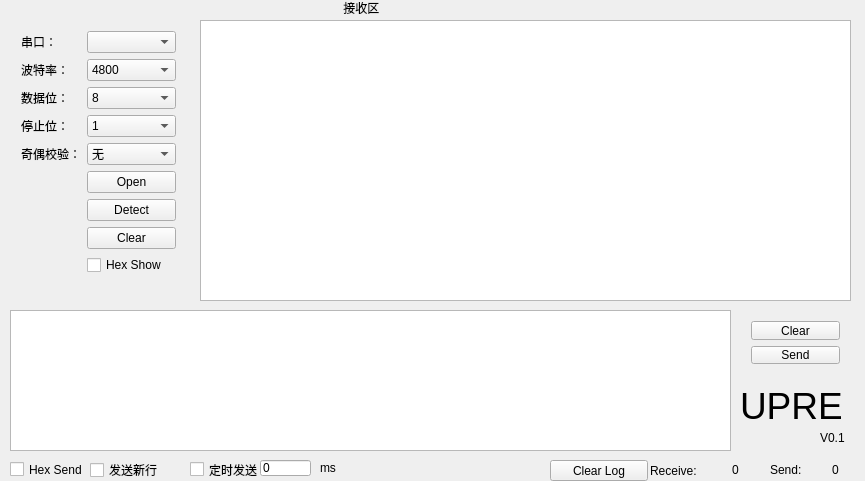
First picture: the form in project/mainwindow.ui, repository buyuer/UPRE_Serial_Assistant, before the edit.
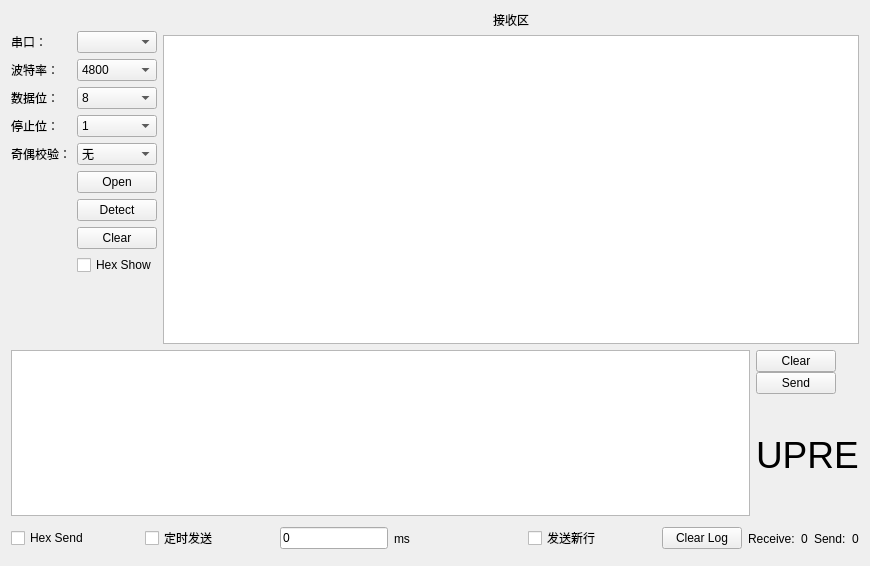
Second picture: the form after the edit.

Commit message: 改用CMake构建工程,重新布局了ui界面,加入了根布局

What changed in the file:
```diff
--- a/project/mainwindow.ui
+++ b/project/mainwindow.ui
@@ -7,8 +7,8 @@
    <rect>
     <x>0</x>
     <y>0</y>
-    <width>865</width>
-    <height>481</height>
+    <width>870</width>
+    <height>566</height>
    </rect>
   </property>
   <property name="font">
@@ -26,58 +26,18 @@
    <property name="styleSheet">
     <string notr="true"/>
    </property>
-   <widget class="QTextEdit" name="textEdit_send">
-    <property name="geometry">
-     <rect>
-      <x>10</x>
-      <y>310</y>
-      <width>721</width>
-      <height>141</height>
-     </rect>
-    </property>
-    <property name="sizePolicy">
-     <sizepolicy hsizetype="Fixed" vsizetype="Fixed">
-      <horstretch>0</horstretch>
-      <verstretch>0</verstretch>
-     </sizepolicy>
-    </property>
-   </widget>
-   <widget class="QWidget" name="verticalLayoutWidget">
-    <property name="geometry">
-     <rect>
-      <x>740</x>
-      <y>310</y>
-      <width>111</width>
-      <height>65</height>
-     </rect>
-    </property>
-    <layout class="QVBoxLayout" name="verticalLayout" stretch="0,0">
-     <item>
-      <widget class="QPushButton" name="pushButton_clearSend">
-       <property name="text">
-        <string>Clear</string>
-       </property>
-      </widget>
-     </item>
-     <item>
-      <widget class="QPushButton" name="pushButton_send">
-       <property name="text">
-        <string>Send</string>
-       </property>
-      </widget>
-     </item>
-    </layout>
-   </widget>
-   <widget class="QWidget" name="formLayoutWidget">
-    <property name="geometry">
-     <rect>
-      <x>10</x>
-      <y>20</y>
-      <width>177</width>
-      <height>294</height>
-     </rect>
-    </property>
+   <layout class="QGridLayout" name="gridLayout" rowstretch="10,5,1" columnstretch="1,8">
+    <item row="0" column="0">
     <layout class="QFormLayout" name="formLayout">
+      <property name="horizontalSpacing">
+       <number>6</number>
+      </property>
+      <property name="verticalSpacing">
+       <number>6</number>
+      </property>
+      <property name="topMargin">
+       <number>20</number>
+      </property>
      <item row="1" column="0">
       <widget class="QLabel" name="label">
        <property name="text">
@@ -85,9 +45,6 @@
        </property>
       </widget>
      </item>
-     <item row="1" column="1">
-      <widget class="QComboBox" name="comboBox_serialName"/>
-     </item>
      <item row="2" column="0">
       <widget class="QLabel" name="label_2">
        <property name="text">
@@ -95,102 +52,29 @@
        </property>
       </widget>
      </item>
-     <item row="4" column="0">
+      <item row="3" column="0">
       <widget class="QLabel" name="label_3">
        <property name="text">
         <string>数据位：</string>
        </property>
       </widget>
      </item>
-     <item row="6" column="0">
+      <item row="4" column="0">
       <widget class="QLabel" name="label_4">
        <property name="text">
         <string>停止位：</string>
        </property>
       </widget>
      </item>
-     <item row="7" column="0">
+      <item row="5" column="0">
       <widget class="QLabel" name="label_5">
        <property name="text">
         <string>奇偶校验：</string>
        </property>
       </widget>
      </item>
-     <item row="6" column="1">
-      <widget class="QComboBox" name="comboBox_stopBits">
-       <item>
-        <property name="text">
-         <string>1</string>
-        </property>
-       </item>
-       <item>
-        <property name="text">
-         <string>1.5</string>
-        </property>
-       </item>
-       <item>
-        <property name="text">
-         <string>2</string>
-        </property>
-       </item>
-      </widget>
-     </item>
-     <item row="7" column="1">
-      <widget class="QComboBox" name="comboBox_parity">
-       <item>
-        <property name="text">
-         <string>无</string>
-        </property>
-       </item>
-       <item>
-        <property name="text">
-         <string>奇校验</string>
-        </property>
-       </item>
-       <item>
-        <property name="text">
-         <string>偶校验</string>
-        </property>
-       </item>
-      </widget>
-     </item>
-     <item row="4" column="1">
-      <widget class="QComboBox" name="comboBox_dataBits">
-       <item>
-        <property name="text">
-         <string>8</string>
-        </property>
-       </item>
-       <item>
-        <property name="text">
-         <string>7</string>
-        </property>
-       </item>
-       <item>
-        <property name="text">
-         <string>6</string>
-        </property>
-       </item>
-       <item>
-        <property name="text">
-         <string>5</string>
-        </property>
-       </item>
-      </widget>
-     </item>
-     <item row="8" column="1">
-      <widget class="QPushButton" name="pushButton_open2close">
-       <property name="text">
-        <string>Open</string>
-       </property>
-      </widget>
-     </item>
-     <item row="10" column="1">
-      <widget class="QPushButton" name="pushButton_clearRec">
-       <property name="text">
-        <string>Clear</string>
-       </property>
-      </widget>
+      <item row="1" column="1">
+       <widget class="QComboBox" name="comboBox_serialName"/>
      </item>
      <item row="2" column="1">
       <widget class="QComboBox" name="comboBox_baud">
@@ -261,7 +145,90 @@
        </item>
       </widget>
      </item>
-     <item row="13" column="1">
+      <item row="3" column="1">
+       <widget class="QComboBox" name="comboBox_dataBits">
+        <item>
+         <property name="text">
+          <string>8</string>
+         </property>
+        </item>
+        <item>
+         <property name="text">
+          <string>7</string>
+         </property>
+        </item>
+        <item>
+         <property name="text">
+          <string>6</string>
+         </property>
+        </item>
+        <item>
+         <property name="text">
+          <string>5</string>
+         </property>
+        </item>
+       </widget>
+      </item>
+      <item row="4" column="1">
+       <widget class="QComboBox" name="comboBox_stopBits">
+        <item>
+         <property name="text">
+          <string>1</string>
+         </property>
+        </item>
+        <item>
+         <property name="text">
+          <string>1.5</string>
+         </property>
+        </item>
+        <item>
+         <property name="text">
+          <string>2</string>
+         </property>
+        </item>
+       </widget>
+      </item>
+      <item row="5" column="1">
+       <widget class="QComboBox" name="comboBox_parity">
+        <item>
+         <property name="text">
+          <string>无</string>
+         </property>
+        </item>
+        <item>
+         <property name="text">
+          <string>奇校验</string>
+         </property>
+        </item>
+        <item>
+         <property name="text">
+          <string>偶校验</string>
+         </property>
+        </item>
+       </widget>
+      </item>
+      <item row="7" column="1">
+       <widget class="QPushButton" name="pushButton_open2close">
+        <property name="text">
+         <string>Open</string>
+        </property>
+       </widget>
+      </item>
+      <item row="8" column="1">
+       <widget class="QPushButton" name="pushButton_detect_serial">
+        <property name="text">
+         <string>Detect</string>
+        </property>
+       </widget>
+      </item>
+      <item row="9" column="1">
+       <widget class="QPushButton" name="pushButton_clearRec">
+        <property name="text">
+         <string>Clear</string>
+        </property>
+       </widget>
+      </item>
+      <item row="10" column="1">
       <widget class="QCheckBox" name="checkBox_hex_show">
        <property name="text">
         <string>Hex Show</string>
@@ -271,205 +238,197 @@
        </property>
       </widget>
      </item>
-     <item row="9" column="1">
-      <widget class="QPushButton" name="pushButton_detect_serial">
-       <property name="text">
-        <string>Detect</string>
-       </property>
-      </widget>
-     </item>
-    </layout>
-   </widget>
-   <widget class="QTextEdit" name="textEdit_receive">
-    <property name="geometry">
-     <rect>
-      <x>200</x>
-      <y>20</y>
-      <width>651</width>
-      <height>281</height>
-     </rect>
-    </property>
-   </widget>
+     </layout>
+    </item>
+    <item row="0" column="1">
+     <layout class="QVBoxLayout" name="verticalLayout_2">
+      <item>
    <widget class="QLabel" name="label_6">
-    <property name="geometry">
-     <rect>
-      <x>290</x>
-      <y>0</y>
-      <width>173</width>
-      <height>15</height>
-     </rect>
-    </property>
+        <property name="text">
+         <string>接收区</string>
+        </property>
+        <property name="textFormat">
+         <enum>Qt::AutoText</enum>
+        </property>
+        <property name="alignment">
+         <set>Qt::AlignCenter</set>
+        </property>
+       </widget>
+      </item>
+      <item>
+       <widget class="QTextEdit" name="textEdit_receive"/>
+      </item>
+     </layout>
+    </item>
+    <item row="1" column="0" colspan="2">
+     <layout class="QHBoxLayout" name="horizontalLayout_5" stretch="9,0">
+      <property name="spacing">
+       <number>6</number>
+      </property>
+      <property name="sizeConstraint">
+       <enum>QLayout::SetFixedSize</enum>
+      </property>
+      <item>
+       <widget class="QTextEdit" name="textEdit_send">
+        <property name="sizePolicy">
+         <sizepolicy hsizetype="Preferred" vsizetype="Expanding">
+          <horstretch>0</horstretch>
+          <verstretch>0</verstretch>
+         </sizepolicy>
+        </property>
+       </widget>
+      </item>
+      <item>
+       <layout class="QVBoxLayout" name="verticalLayout" stretch="1,0,0">
+        <property name="spacing">
+         <number>0</number>
+        </property>
+        <property name="sizeConstraint">
+         <enum>QLayout::SetDefaultConstraint</enum>
+        </property>
+        <item>
+         <widget class="QPushButton" name="pushButton_clearSend">
+          <property name="sizePolicy">
+           <sizepolicy hsizetype="Fixed" vsizetype="Fixed">
+            <horstretch>0</horstretch>
+            <verstretch>0</verstretch>
+           </sizepolicy>
+          </property>
     <property name="text">
-     <string>                接收区</string>
-    </property>
-   </widget>
+           <string>Clear</string>
+          </property>
+         </widget>
+        </item>
+        <item>
+         <widget class="QPushButton" name="pushButton_send">
+          <property name="sizePolicy">
+           <sizepolicy hsizetype="Fixed" vsizetype="Fixed">
+            <horstretch>0</horstretch>
+            <verstretch>0</verstretch>
+           </sizepolicy>
+          </property>
+          <property name="text">
+           <string>Send</string>
+          </property>
+         </widget>
+        </item>
+        <item>
+         <widget class="QLabel" name="label_10">
+          <property name="sizePolicy">
+           <sizepolicy hsizetype="Minimum" vsizetype="Minimum">
+            <horstretch>0</horstretch>
+            <verstretch>0</verstretch>
+           </sizepolicy>
+          </property>
+          <property name="font">
+           <font>
+            <pointsize>28</pointsize>
+           </font>
+          </property>
+          <property name="text">
+           <string>UPRE</string>
+          </property>
+         </widget>
+        </item>
+       </layout>
+      </item>
+     </layout>
+    </item>
+    <item row="2" column="0" colspan="2">
+     <layout class="QHBoxLayout" name="horizontalLayout_2">
+      <item>
+       <layout class="QHBoxLayout" name="horizontalLayout_4">
+        <item>
    <widget class="QCheckBox" name="checkBox_hex_send">
-    <property name="geometry">
-     <rect>
-      <x>10</x>
-      <y>460</y>
-      <width>91</width>
-      <height>19</height>
-     </rect>
-    </property>
     <property name="text">
      <string>Hex Send</string>
     </property>
    </widget>
-   <widget class="QPushButton" name="pushButton_clear_log">
-    <property name="geometry">
-     <rect>
-      <x>550</x>
-      <y>460</y>
-      <width>98</width>
-      <height>21</height>
-     </rect>
-    </property>
-    <property name="text">
-     <string>Clear Log</string>
-    </property>
-   </widget>
-   <widget class="QLabel" name="label_8">
-    <property name="geometry">
-     <rect>
-      <x>650</x>
-      <y>460</y>
-      <width>71</width>
-      <height>21</height>
-     </rect>
-    </property>
-    <property name="text">
-     <string>Receive:</string>
-    </property>
-   </widget>
-   <widget class="QLabel" name="label_send_number">
-    <property name="geometry">
-     <rect>
-      <x>810</x>
-      <y>460</y>
-      <width>51</width>
-      <height>20</height>
-     </rect>
-    </property>
-    <property name="text">
-     <string>0</string>
-    </property>
-    <property name="alignment">
-     <set>Qt::AlignCenter</set>
-    </property>
-   </widget>
-   <widget class="QLabel" name="label_7">
-    <property name="geometry">
-     <rect>
-      <x>770</x>
-      <y>460</y>
-      <width>41</width>
-      <height>20</height>
-     </rect>
-    </property>
-    <property name="text">
-     <string>Send:</string>
-    </property>
-   </widget>
-   <widget class="QLabel" name="label_receive_number">
-    <property name="geometry">
-     <rect>
-      <x>710</x>
-      <y>460</y>
-      <width>51</width>
-      <height>20</height>
-     </rect>
-    </property>
-    <property name="text">
-     <string>0</string>
-    </property>
-    <property name="alignment">
-     <set>Qt::AlignCenter</set>
-    </property>
-   </widget>
+        </item>
+        <item>
    <widget class="QCheckBox" name="checkBox_timer_send">
-    <property name="geometry">
-     <rect>
-      <x>190</x>
-      <y>460</y>
-      <width>71</width>
-      <height>19</height>
-     </rect>
-    </property>
     <property name="text">
      <string>定时发送</string>
     </property>
    </widget>
+        </item>
+        <item>
    <widget class="QLineEdit" name="lineEdit_send_time">
-    <property name="geometry">
-     <rect>
-      <x>260</x>
-      <y>460</y>
-      <width>51</width>
-      <height>16</height>
-     </rect>
+          <property name="sizePolicy">
+           <sizepolicy hsizetype="Maximum" vsizetype="Fixed">
+            <horstretch>0</horstretch>
+            <verstretch>0</verstretch>
+           </sizepolicy>
     </property>
     <property name="text">
      <string>0</string>
     </property>
    </widget>
+        </item>
+        <item>
    <widget class="QLabel" name="label_9">
-    <property name="geometry">
-     <rect>
-      <x>320</x>
-      <y>460</y>
-      <width>21</width>
-      <height>16</height>
-     </rect>
-    </property>
     <property name="text">
      <string>ms</string>
     </property>
    </widget>
-   <widget class="QLabel" name="label_10">
-    <property name="geometry">
-     <rect>
-      <x>740</x>
-      <y>380</y>
-      <width>101</width>
-      <height>51</height>
-     </rect>
-    </property>
-    <property name="font">
-     <font>
-      <pointsize>28</pointsize>
-     </font>
-    </property>
-    <property name="text">
-     <string>UPRE</string>
-    </property>
-   </widget>
-   <widget class="QLabel" name="label_11">
-    <property name="geometry">
-     <rect>
-      <x>820</x>
-      <y>430</y>
-      <width>31</width>
-      <height>16</height>
-     </rect>
-    </property>
-    <property name="text">
-     <string>V0.1</string>
-    </property>
-   </widget>
+        </item>
+        <item>
    <widget class="QCheckBox" name="checkBox_send_newline">
-    <property name="geometry">
-     <rect>
-      <x>90</x>
-      <y>460</y>
-      <width>81</width>
-      <height>20</height>
-     </rect>
-    </property>
     <property name="text">
      <string>发送新行</string>
     </property>
    </widget>
+        </item>
+        <item>
+         <layout class="QHBoxLayout" name="horizontalLayout_3">
+          <item>
+           <widget class="QPushButton" name="pushButton_clear_log">
+            <property name="text">
+             <string>Clear Log</string>
+            </property>
+           </widget>
+          </item>
+          <item>
+           <widget class="QLabel" name="label_8">
+            <property name="text">
+             <string>Receive:</string>
+            </property>
+           </widget>
+          </item>
+          <item>
+           <widget class="QLabel" name="label_receive_number">
+            <property name="text">
+             <string>0</string>
+            </property>
+            <property name="alignment">
+             <set>Qt::AlignCenter</set>
+            </property>
+           </widget>
+          </item>
+          <item>
+           <widget class="QLabel" name="label_7">
+            <property name="text">
+             <string>Send:</string>
+            </property>
+           </widget>
+          </item>
+          <item>
+           <widget class="QLabel" name="label_send_number">
+            <property name="text">
+             <string>0</string>
+            </property>
+            <property name="alignment">
+             <set>Qt::AlignCenter</set>
+            </property>
+           </widget>
+          </item>
+         </layout>
+        </item>
+       </layout>
+      </item>
+     </layout>
+    </item>
+   </layout>
   </widget>
  </widget>
  <layoutdefault spacing="6" margin="11"/>
```
Lines whose indentation alone changed are shown as unchanged. The commit also changes 3 other files.
